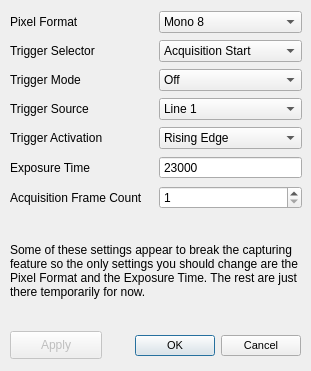
Above: gui/dialogCameraSettings.ui from Spinarakk/defectmonitor before the change. Below: the same form after it.
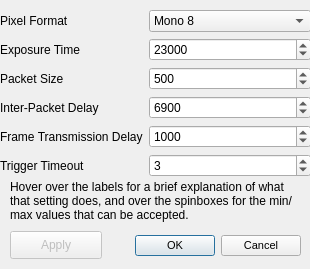
That is the form after the change. Icons and pictures are not drawn.

Patch:
```diff
--- a/gui/dialogCameraSettings.ui
+++ b/gui/dialogCameraSettings.ui
@@ -9,20 +9,20 @@
    <rect>
     <x>0</x>
     <y>0</y>
-    <width>311</width>
-    <height>371</height>
+    <width>310</width>
+    <height>269</height>
    </rect>
   </property>
   <property name="minimumSize">
    <size>
-    <width>311</width>
-    <height>371</height>
+    <width>310</width>
+    <height>269</height>
    </size>
   </property>
   <property name="maximumSize">
    <size>
-    <width>311</width>
-    <height>371</height>
+    <width>310</width>
+    <height>269</height>
    </size>
   </property>
   <property name="windowTitle">
@@ -39,7 +39,7 @@
    <property name="geometry">
     <rect>
      <x>110</x>
-     <y>330</y>
+     <y>230</y>
      <width>191</width>
      <height>31</height>
     </rect>
@@ -66,7 +66,7 @@
    <property name="geometry">
     <rect>
      <x>10</x>
-     <y>331</y>
+     <y>231</y>
      <width>92</width>
      <height>28</height>
     </rect>
@@ -78,22 +78,25 @@
   <widget class="QWidget" name="layoutWidget">
    <property name="geometry">
     <rect>
-     <x>10</x>
+     <x>0</x>
      <y>10</y>
-     <width>292</width>
-     <height>201</height>
+     <width>311</width>
+     <height>169</height>
     </rect>
    </property>
-   <layout class="QGridLayout" name="gridLayout">
-    <item row="1" column="0">
-     <widget class="QLabel" name="label2">
+   <layout class="QFormLayout" name="formLayout">
+    <property name="sizeConstraint">
+     <enum>QLayout::SetDefaultConstraint</enum>
+    </property>
+    <item row="0" column="0">
+     <widget class="QLabel" name="label1">
       <property name="font">
        <font>
         <pointsize>9</pointsize>
        </font>
       </property>
       <property name="text">
-       <string>Trigger Selector</string>
+       <string>Pixel Format</string>
       </property>
      </widget>
     </item>
@@ -116,60 +119,15 @@
       </item>
      </widget>
     </item>
-    <item row="0" column="0">
-     <widget class="QLabel" name="label1">
+    <item row="1" column="0">
+     <widget class="QLabel" name="label2">
       <property name="font">
        <font>
         <pointsize>9</pointsize>
        </font>
       </property>
-      <property name="text">
-       <string>Pixel Format</string>
-      </property>
-     </widget>
-    </item>
-    <item row="4" column="0">
-     <widget class="QLabel" name="label5">
-      <property name="font">
-       <font>
-        <pointsize>9</pointsize>
-       </font>
-      </property>
-      <property name="text">
-       <string>Trigger Activation</string>
-      </property>
-     </widget>
-    </item>
-    <item row="3" column="0">
-     <widget class="QLabel" name="label4">
-      <property name="font">
-       <font>
-        <pointsize>9</pointsize>
-       </font>
-      </property>
-      <property name="text">
-       <string>Trigger Source</string>
-      </property>
-     </widget>
-    </item>
-    <item row="6" column="0">
-     <widget class="QLabel" name="label7">
-      <property name="font">
-       <font>
-        <pointsize>9</pointsize>
-       </font>
-      </property>
-      <property name="text">
-       <string>Acquisition Frame Count</string>
-      </property>
-     </widget>
-    </item>
-    <item row="5" column="0">
-     <widget class="QLabel" name="label6">
-      <property name="font">
-       <font>
-        <pointsize>9</pointsize>
-       </font>
+      <property name="toolTip">
+       <string>Directly sets the camera's exposure time in microseconds.</string>
       </property>
       <property name="text">
        <string>Exposure Time</string>
@@ -177,110 +135,139 @@
      </widget>
     </item>
     <item row="1" column="1">
-     <widget class="QComboBox" name="comboTriggerSelector">
-      <item>
-       <property name="text">
-        <string>Acquisition Start</string>
-       </property>
-      </item>
-      <item>
-       <property name="text">
-        <string>Frame Start</string>
-       </property>
-      </item>
+     <widget class="QSpinBox" name="spinExposureTime">
+      <property name="toolTip">
+       <string>0 - 100,000</string>
+      </property>
+      <property name="minimum">
+       <number>35</number>
+      </property>
+      <property name="maximum">
+       <number>100000</number>
+      </property>
+      <property name="value">
+       <number>23000</number>
+      </property>
+     </widget>
+    </item>
+    <item row="2" column="0">
+     <widget class="QLabel" name="label3">
+      <property name="font">
+       <font>
+        <pointsize>9</pointsize>
+       </font>
+      </property>
+      <property name="toolTip">
+       <string>Sets the packet size in bytes for the selected stream channel.</string>
+      </property>
+      <property name="text">
+       <string>Packet Size</string>
+      </property>
      </widget>
     </item>
     <item row="2" column="1">
-     <widget class="QComboBox" name="comboTriggerMode">
-      <item>
-       <property name="text">
-        <string>Off</string>
-       </property>
-      </item>
-      <item>
-       <property name="text">
-        <string>On</string>
-       </property>
-      </item>
+     <widget class="QSpinBox" name="spinPacketSize">
+      <property name="toolTip">
+       <string>0 - 1,500</string>
+      </property>
+      <property name="minimum">
+       <number>0</number>
+      </property>
+      <property name="maximum">
+       <number>1500</number>
+      </property>
+      <property name="singleStep">
+       <number>4</number>
+      </property>
+      <property name="value">
+       <number>500</number>
+      </property>
+     </widget>
+    </item>
+    <item row="3" column="0">
+     <widget class="QLabel" name="label4">
+      <property name="font">
+       <font>
+        <pointsize>9</pointsize>
+       </font>
+      </property>
+      <property name="toolTip">
+       <string>Sets the inter-packet delay (in ticks) for the selected stream channel.</string>
+      </property>
+      <property name="text">
+       <string>Inter-Packet Delay</string>
+      </property>
      </widget>
     </item>
     <item row="3" column="1">
-     <widget class="QComboBox" name="comboTriggerSource">
-      <property name="currentIndex">
-       <number>1</number>
+     <widget class="QSpinBox" name="spinInterPacketDelay">
+      <property name="toolTip">
+       <string>0 - 10,000</string>
       </property>
-      <item>
-       <property name="text">
-        <string>Trigger Software</string>
-       </property>
-      </item>
-      <item>
-       <property name="text">
-        <string>Line 1</string>
-       </property>
-      </item>
-      <item>
-       <property name="text">
-        <string>Action 1</string>
-       </property>
-      </item>
+      <property name="suffix">
+       <string/>
+      </property>
+      <property name="maximum">
+       <number>10000</number>
+      </property>
+      <property name="value">
+       <number>6900</number>
+      </property>
+     </widget>
+    </item>
+    <item row="4" column="0">
+     <widget class="QLabel" name="label5">
+      <property name="font">
+       <font>
+        <pointsize>9</pointsize>
+       </font>
+      </property>
+      <property name="toolTip">
+       <string>Sets the frame transfer start delay (in ticks) for the selected stream channel.</string>
+      </property>
+      <property name="text">
+       <string>Frame Transmission Delay</string>
+      </property>
+      <property name="scaledContents">
+       <bool>false</bool>
+      </property>
      </widget>
     </item>
     <item row="4" column="1">
-     <widget class="QComboBox" name="comboTriggerActivation">
-      <item>
-       <property name="text">
-        <string>Rising Edge</string>
-       </property>
-      </item>
-      <item>
-       <property name="text">
-        <string>Falling Edge</string>
-       </property>
-      </item>
+     <widget class="QSpinBox" name="spinFrameDelay">
+      <property name="toolTip">
+       <string>0 -10,000</string>
+      </property>
+      <property name="maximum">
+       <number>10000</number>
+      </property>
+      <property name="value">
+       <number>1000</number>
+      </property>
      </widget>
     </item>
-    <item row="2" column="0">
-     <widget class="QLabel" name="label3">
+    <item row="5" column="0">
+     <widget class="QLabel" name="label6">
       <property name="font">
        <font>
         <pointsize>9</pointsize>
        </font>
       </property>
       <property name="text">
-       <string>Trigger Mode</string>
-      </property>
-     </widget>
-    </item>
-    <item row="6" column="1">
-     <widget class="QSpinBox" name="spinAcquisitionFC">
-      <property name="frame">
-       <bool>true</bool>
-      </property>
-      <property name="buttonSymbols">
-       <enum>QAbstractSpinBox::UpDownArrows</enum>
-      </property>
-      <property name="minimum">
-       <number>1</number>
-      </property>
-      <property name="maximum">
-       <number>255</number>
+       <string>Trigger Timeout</string>
       </property>
      </widget>
     </item>
     <item row="5" column="1">
-     <widget class="QSpinBox" name="spinExposureTime">
-      <property name="buttonSymbols">
-       <enum>QAbstractSpinBox::NoButtons</enum>
-      </property>
-      <property name="minimum">
-       <number>35</number>
+     <widget class="QSpinBox" name="spinTriggerTimeout">
+      <property name="toolTip">
+       <string>0 - 60</string>
       </property>
       <property name="maximum">
-       <number>50000</number>
+       <number>60</number>
       </property>
       <property name="value">
-       <number>23000</number>
+       <number>3</number>
       </property>
      </widget>
     </item>
@@ -290,20 +277,13 @@
    <property name="geometry">
     <rect>
      <x>10</x>
-     <y>220</y>
+     <y>170</y>
      <width>291</width>
-     <height>101</height>
+     <height>61</height>
     </rect>
    </property>
-   <property name="font">
-    <font>
-     <pointsize>9</pointsize>
-     <weight>50</weight>
-     <bold>false</bold>
-    </font>
-   </property>
    <property name="text">
-    <string>Some of these settings appear to break the capturing feature so the only settings you should change are the Pixel Format and the Exposure Time. The rest are just there temporarily for now.</string>
+    <string>Hover over the labels for a brief explanation of what that setting does, and over the spinboxes for the min/max values that can be accepted.</string>
    </property>
    <property name="wordWrap">
     <bool>true</bool>
```
Left out of the diff: 12 changed lines with no effect on the pictures.
